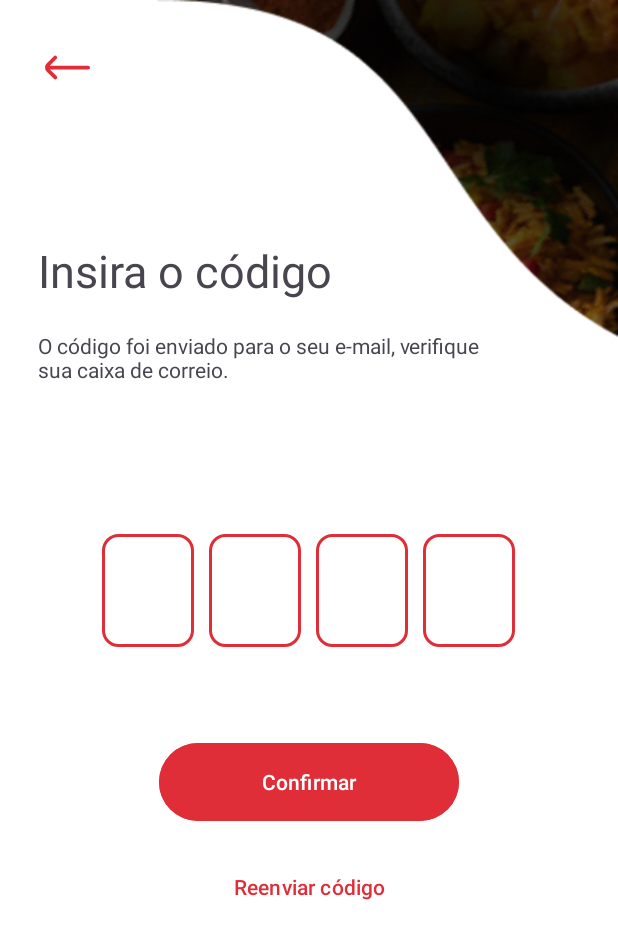
After one commit to giolaucm/Ficha-Chef, an Android app: the Senha screen opened directly, with no data from a screen before it, on a phone screen of 412 x 824 dp. The commit adds this screen. Shown: the top 939 px of the screen. Run offline under Robolectric (Android 15) with nearby library versions, the phone set to English and light mode, and no system bars.

Commit message:
Desenvolvimento front das telas de "Recuperar senha" e dando início a tela da ficha técnica.

```diff
--- /dev/null
+++ b/app/src/main/java/com/example/fichachefapp/Senha.kt
@@ -0,0 +1,11 @@
+package com.example.fichachefapp
+
+import androidx.appcompat.app.AppCompatActivity
+import android.os.Bundle
+
+class Senha : AppCompatActivity() {
+    override fun onCreate(savedInstanceState: Bundle?) {
+        super.onCreate(savedInstanceState)
+        setContentView(R.layout.activity_senha)
+    }
+}
--- /dev/null
+++ b/app/src/main/res/drawable/balance.xml
@@ -0,0 +1 @@
+<vector xmlns:android="http://schemas.android.com/apk/res/android" android:width="24dp" android:height="24dp" android:viewportWidth="24" android:viewportHeight="24" android:tint="@color/corPrimaria"><path android:fillColor="@android:color/white" android:pathData="M23.944,12.669l-3.031-8.66c-.42-1.202-1.559-2.01-2.832-2.01h-5.081V1c-.006-1.308-1.995-1.307-2,0v1H5.919c-1.273,0-2.412,.808-2.832,2.009L.056,12.669c-.037,.106-.056,.632-.056,.632,0,2.506,1.871,4.567,4.26,4.692,1.241,.069,2.434-.371,3.338-1.229,.892-.846,1.402-2.036,1.402-3.264,0,0-.021-.732-.061-.842L5.794,4.008c.041-.005,.083-.008,.125-.008h5.081V22H5c-1.308,.006-1.307,1.995,0,2h14c1.308-.006,1.307-1.995,0-2h-6V4h5.081c.042,0,.084,.002,.125,.008l-3.146,8.65c-.04,.109-.061,.842-.061,.842,0,1.229,.511,2.418,1.402,3.264,2.809,2.701,7.648,.752,7.598-3.462,0,0-.019-.526-.056-.632Zm-17.372-.669H2.409l2.042-5.833,2.121,5.833Zm12.977-5.833l2.042,5.833h-4.163l2.121-5.833Z"/></vector>
--- /dev/null
+++ b/app/src/main/res/drawable/senha.xml
@@ -0,0 +1,12 @@
+<?xml version="1.0" encoding="utf-8"?>
+<selector xmlns:android="http://schemas.android.com/apk/res/android">
+
+    <item>
+        <shape>
+            <solid android:color="@color/white" /> <!-- Cor de fundo branca -->
+            <corners android:radius="10dp" /> <!-- Cantos arredondados -->
+            <stroke android:color="@color/corPrimaria" android:width="2dp" /> <!-- Cor rosa para a borda com largura de 2dp -->
+        </shape>
+    </item>
+
+</selector>
--- /dev/null
+++ b/app/src/main/res/drawable/seta.xml
@@ -0,0 +1,9 @@
+<vector xmlns:android="http://schemas.android.com/apk/res/android"
+    android:width="512dp"
+    android:height="512dp"
+    android:viewportWidth="24"
+    android:viewportHeight="24">
+  <path
+      android:fillColor="@color/corPrimaria"
+      android:pathData="M0.88,14.09 L4.75,18a1,1 0,0 0,1.42 0h0a1,1 0,0 0,0 -1.42L2.61,13H23a1,1 0,0 0,1 -1h0a1,1 0,0 0,-1 -1H2.55L6.17,7.38A1,1 0,0 0,6.17 6h0A1,1 0,0 0,4.75 6L0.88,9.85A3,3 0,0 0,0.88 14.09Z"/>
+</vector>
--- /dev/null
+++ b/app/src/main/res/layout/activity_senha.xml
@@ -0,0 +1,120 @@
+<?xml version="1.0" encoding="utf-8"?>
+
+<LinearLayout
+    xmlns:android="http://schemas.android.com/apk/res/android"
+    xmlns:app="http://schemas.android.com/apk/res-auto"
+    xmlns:tools="http://schemas.android.com/tools"
+    android:layout_width="match_parent"
+    android:layout_height="match_parent"
+    android:orientation="vertical"
+    tools:context=".Senha"
+    android:background="@drawable/codigo">
+
+    <ImageView
+        android:id="@+id/imageView2"
+        android:layout_width="30dp"
+        android:layout_height="30dp"
+        android:layout_margin="30dp"
+        app:srcCompat="@drawable/seta" />
+
+    <TextView
+        android:id="@+id/insira_o_c_"
+        android:layout_width="wrap_content"
+        android:layout_height="wrap_content"
+        android:layout_alignParentLeft="true"
+        android:layout_alignParentTop="true"
+        android:layout_marginLeft="25dp"
+        android:layout_marginTop="70dp"
+        android:text="Insira o código"
+        android:textSize="30dp" />
+
+    <TextView
+        android:id="@+id/textView3"
+        android:layout_width="304dp"
+        android:layout_height="wrap_content"
+        android:layout_alignParentLeft="true"
+        android:layout_marginLeft="25dp"
+        android:layout_marginTop="20dp"
+        android:text="O código foi enviado para o seu e-mail, verifique sua caixa de correio." />
+
+
+    <LinearLayout
+        android:layout_width="match_parent"
+        android:layout_height="wrap_content"
+        android:orientation="horizontal"
+        android:gravity="center_horizontal"
+        android:layout_marginTop="100dp"
+        >
+
+        <EditText
+            android:id="@+id/editTextNumber1"
+            android:layout_width="61dp"
+            android:layout_height="75dp"
+            android:layout_marginRight="10dp"
+            android:background="@drawable/senha"
+            android:ems="10"
+            android:inputType="number" />
+
+        <EditText
+            android:id="@+id/editTextNumber2"
+            android:layout_width="61dp"
+            android:layout_height="75dp"
+            android:layout_marginRight="10dp"
+            android:background="@drawable/senha"
+            android:ems="10"
+            android:inputType="number" />
+
+        <EditText
+            android:id="@+id/editTextNumber3"
+            android:layout_width="61dp"
+            android:layout_height="75dp"
+            android:layout_marginRight="10dp"
+            android:background="@drawable/senha"
+            android:ems="10"
+            android:inputType="number" />
+
+        <EditText
+            android:id="@+id/editTextNumber4"
+            android:layout_width="61dp"
+            android:layout_height="75dp"
+            android:background="@drawable/senha"
+            android:ems="10"
+            android:inputType="number" />
+
+    </LinearLayout>
+
+
+    <LinearLayout
+        android:layout_width="match_parent"
+        android:layout_height="150dp"
+        android:orientation="horizontal"
+        android:gravity="center_horizontal"
+        android:layout_marginTop="50dp">
+
+        <LinearLayout
+            android:layout_width="200dp"
+            android:layout_height="150dp"
+            android:orientation="vertical"
+            android:gravity="center">
+
+            <com.google.android.material.button.MaterialButton
+                android:id="@+id/btn_cadastrar"
+                android:layout_width="match_parent"
+                android:layout_height="60dp"
+                android:backgroundTint="@color/corPrimaria"
+                android:text="Confirmar"
+                app:cornerRadius="32dp"/>
+
+            <com.google.android.material.button.MaterialButton
+                android:id="@+id/btn_cadastrar"
+                android:layout_width="match_parent"
+                android:layout_height="60dp"
+                android:textColor="@color/corPrimaria"
+                android:text="Reenviar código"
+                android:background="@android:color/transparent"
+                app:cornerRadius="32dp"
+                android:layout_marginTop="10dp"/>
+        </LinearLayout>
+    </LinearLayout>
+
+</LinearLayout>
--- a/app/src/main/res/values/strings.xml
+++ b/app/src/main/res/values/strings.xml
@@ -3,4 +3,5 @@
     <string name="entrar">Entrar</string>
     <string name="cadastrar">Cadastrar</string>
     <string name="bemVindos">Bem-vindo(a) ao melhor app para a precificação de seus produtos. Descubra como gerenciar suas vendas e novas receitas.</string>
+    <string name="verificarEmail">Por favor, informe o E-mail associado a sua conta que enviaremos o link de restauração da senha.</string>
 </resources>
```
Also changed, not shown: app/src/main/AndroidManifest.xml (+9 -0 lines), app/src/main/java/com/example/fichachefapp/Email.kt (added, +11 -0 lines), app/src/main/java/com/example/fichachefapp/FichaTecnicaAlert.kt (added, +11 -0 lines), app/src/main/res/layout/activity_email.xml (added, +88 -0 lines), app/src/main/res/layout/activity_ficha_tecnica_alert.xml (added, +100 -0 lines), app/src/main/res/drawable/background_senha.png (added), app/src/main/res/drawable/codigo.png (added).
